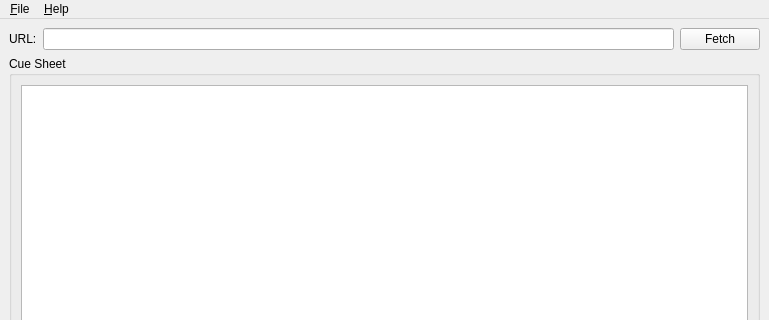
First picture: the form in src/mainwindow.ui, repository trialuser02/ytbtocue, before the edit; both pictures show x 0 to 769 and y 0 to 320 of the 769 by 687 pixel window.
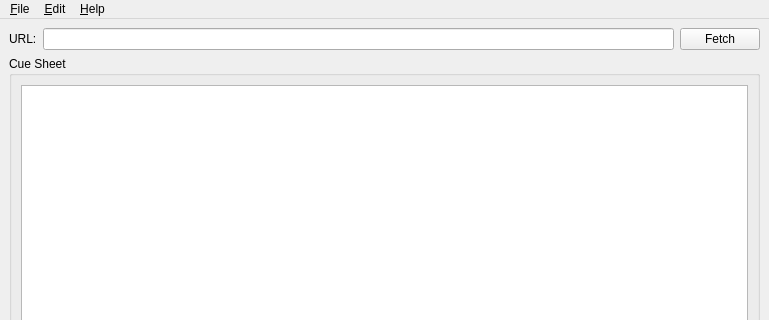
Second picture: the form after the edit. Icons and pictures are not drawn.

What changed in the file:
```diff
--- a/src/mainwindow.ui
+++ b/src/mainwindow.ui
@@ -373,7 +373,14 @@
     <addaction name="aboutAction"/>
     <addaction name="aboutQtAction"/>
    </widget>
+   <widget class="QMenu" name="menu_Edit">
+    <property name="title">
+     <string>&amp;Edit</string>
+    </property>
+    <addaction name="settingsAction"/>
+   </widget>
    <addaction name="menu_File"/>
+   <addaction name="menu_Edit"/>
    <addaction name="menu_Help"/>
   </widget>
   <widget class="QStatusBar" name="statusbar"/>
```
Left out of the diff: 8 changed lines with no effect on the pictures.
